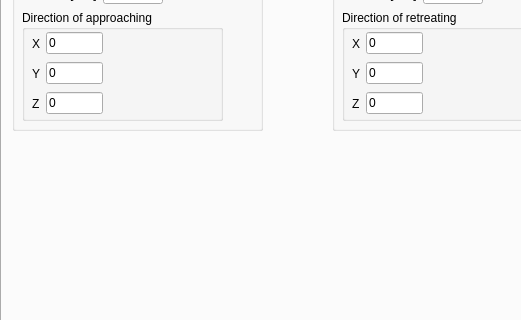
This is ui/toldialoghuml.ui in zohannn/motion_manager as Qt 5 draws it before an edit; both pictures show x 0 to 521 and y 96 to 416 of the 970 by 737 pixel window. The edited form follows.
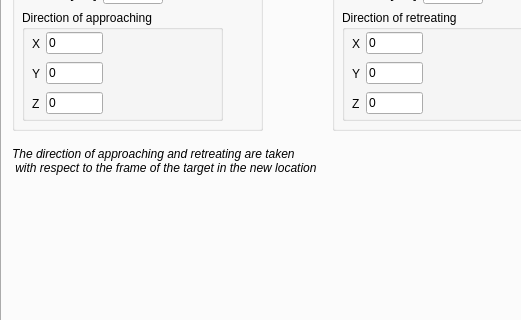
This is the edited form. The open tabs and pages were chosen to show the change.

```diff
--- a/ui/toldialoghuml.ui
+++ b/ui/toldialoghuml.ui
@@ -2823,6 +2823,26 @@
       </widget>
      </widget>
     </widget>
+    <widget class="QLabel" name="label_pick_2">
+     <property name="geometry">
+      <rect>
+       <x>10</x>
+       <y>210</y>
+       <width>361</width>
+       <height>41</height>
+      </rect>
+     </property>
+     <property name="font">
+      <font>
+       <italic>true</italic>
+       <underline>false</underline>
+      </font>
+     </property>
+     <property name="text">
+      <string>The direction of approaching and retreating are taken 
+ with respect to the frame of the target in the new location</string>
+     </property>
+    </widget>
    </widget>
    <widget class="QWidget" name="tab_huml_move">
     <attribute name="title">
```
